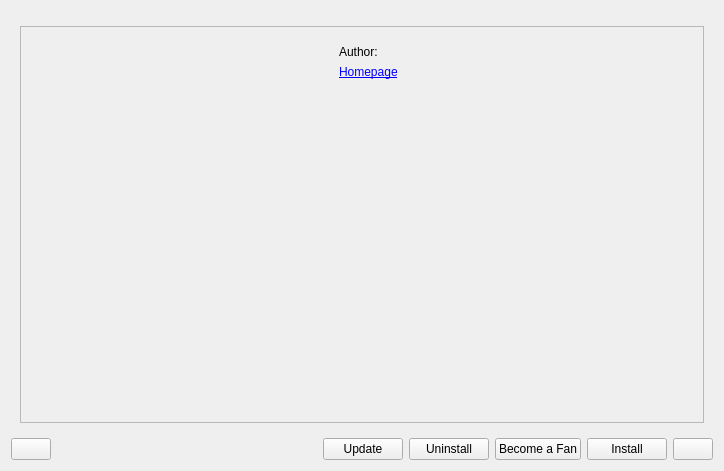
This is knewstuff/knewstuff3/downloadwidget.ui in KDE/kdelibs as Qt 5 draws it before an edit. The edited form follows.
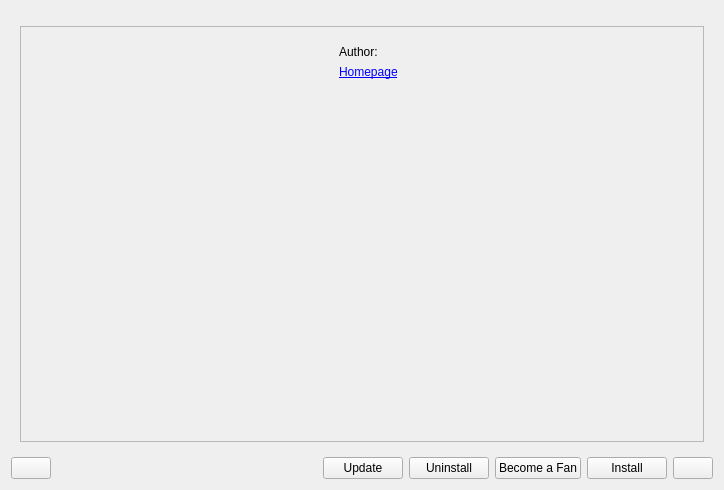
This is the edited form. The open tabs and pages were chosen to show the change. Custom widgets are drawn as their Qt base class.

The edit to the form file:
```diff
--- a/knewstuff/knewstuff3/downloadwidget.ui
+++ b/knewstuff/knewstuff3/downloadwidget.ui
@@ -7,7 +7,7 @@
     <x>0</x>
     <y>0</y>
     <width>724</width>
-    <height>471</height>
+    <height>490</height>
    </rect>
   </property>
   <layout class="QVBoxLayout" name="verticalLayout">
@@ -269,8 +269,8 @@
            <rect>
             <x>0</x>
             <y>0</y>
-            <width>702</width>
-            <height>394</height>
+            <width>684</width>
+            <height>392</height>
            </rect>
           </property>
           <layout class="QGridLayout" name="gridLayout">
```
Left out of the diff: 8 changed lines with no effect on the pictures.
